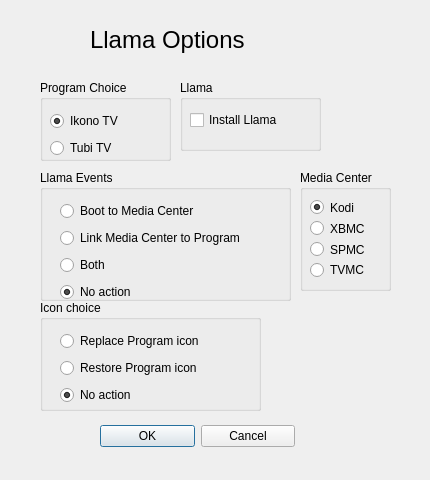
Above: llamadialog.ui from kbrack1/adbFire before the change. Below: the same form after it.
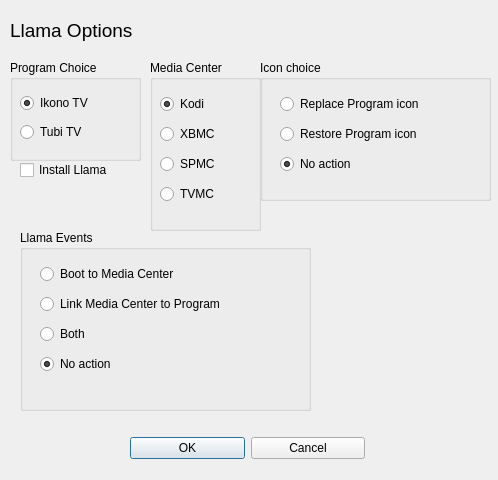
That is the form after the change.

```diff
--- a/llamadialog.ui
+++ b/llamadialog.ui
@@ -6,7 +6,7 @@
    <rect>
     <x>0</x>
     <y>0</y>
-    <width>430</width>
+    <width>498</width>
     <height>480</height>
    </rect>
   </property>
@@ -16,23 +16,23 @@
   <widget class="QLabel" name="label">
    <property name="geometry">
     <rect>
-     <x>90</x>
-     <y>20</y>
-     <width>201</width>
+     <x>10</x>
+     <y>10</y>
+     <width>251</width>
      <height>41</height>
     </rect>
    </property>
    <property name="text">
-    <string>&lt;html&gt;&lt;head/&gt;&lt;body&gt;&lt;p&gt;&lt;span style=&quot; font-size:18pt;&quot;&gt;Llama Options&lt;/span&gt;&lt;/p&gt;&lt;/body&gt;&lt;/html&gt;</string>
+    <string>&lt;html&gt;&lt;head/&gt;&lt;body&gt;&lt;p&gt;&lt;span style=&quot; font-size:14pt;&quot;&gt;Llama Options&lt;/span&gt;&lt;/p&gt;&lt;/body&gt;&lt;/html&gt;</string>
    </property>
   </widget>
   <widget class="QGroupBox" name="groupBox">
    <property name="geometry">
     <rect>
-     <x>40</x>
-     <y>170</y>
-     <width>251</width>
-     <height>131</height>
+     <x>20</x>
+     <y>230</y>
+     <width>291</width>
+     <height>181</height>
     </rect>
    </property>
    <property name="title">
@@ -43,8 +43,8 @@
      <rect>
       <x>20</x>
       <y>30</y>
-      <width>211</width>
-      <height>103</height>
+      <width>246</width>
+      <height>121</height>
      </rect>
     </property>
     <layout class="QVBoxLayout" name="verticalLayout">
@@ -103,71 +103,13 @@
     </layout>
    </widget>
   </widget>
-  <widget class="QGroupBox" name="groupBox_2">
-   <property name="geometry">
-    <rect>
-     <x>40</x>
-     <y>300</y>
-     <width>221</width>
-     <height>111</height>
-    </rect>
-   </property>
-   <property name="title">
-    <string>Icon choice</string>
-   </property>
-   <widget class="QWidget" name="layoutWidget">
-    <property name="geometry">
-     <rect>
-      <x>20</x>
-      <y>30</y>
-      <width>167</width>
-      <height>76</height>
-     </rect>
-    </property>
-    <layout class="QVBoxLayout" name="verticalLayout_2">
-     <item>
-      <widget class="QRadioButton" name="ctvradio1">
-       <property name="toolTip">
-        <string>&lt;html&gt;&lt;head/&gt;&lt;body&gt;&lt;p&gt;The icon for your Program Choice will be replaced by the icon of your media center.&lt;/p&gt;&lt;/body&gt;&lt;/html&gt;</string>
-       </property>
-       <property name="text">
-        <string>Replace Program icon </string>
-       </property>
-      </widget>
-     </item>
-     <item>
-      <widget class="QRadioButton" name="ctvradio2">
-       <property name="toolTip">
-        <string>&lt;html&gt;&lt;head/&gt;&lt;body&gt;&lt;p&gt;Restore the default icon for the Program Choice above.&lt;/p&gt;&lt;/body&gt;&lt;/html&gt;</string>
-       </property>
-       <property name="text">
-        <string>Restore Program icon</string>
-       </property>
-      </widget>
-     </item>
-     <item>
-      <widget class="QRadioButton" name="ctvradio3">
-       <property name="toolTip">
-        <string>&lt;html&gt;&lt;head/&gt;&lt;body&gt;&lt;p&gt;Do nothing &lt;/p&gt;&lt;/body&gt;&lt;/html&gt;</string>
-       </property>
-       <property name="text">
-        <string>No action</string>
-       </property>
-       <property name="checked">
-        <bool>true</bool>
-       </property>
-      </widget>
-     </item>
-    </layout>
-   </widget>
-  </widget>
   <widget class="QGroupBox" name="groupBox_3">
    <property name="geometry">
     <rect>
-     <x>40</x>
-     <y>80</y>
+     <x>10</x>
+     <y>60</y>
      <width>131</width>
-     <height>81</height>
+     <height>101</height>
     </rect>
    </property>
    <property name="title">
@@ -178,8 +120,8 @@
      <rect>
       <x>10</x>
       <y>30</y>
-      <width>91</width>
-      <height>49</height>
+      <width>101</width>
+      <height>57</height>
      </rect>
     </property>
     <layout class="QVBoxLayout" name="verticalLayout_3">
@@ -209,42 +151,13 @@
     </layout>
    </widget>
   </widget>
-  <widget class="QGroupBox" name="groupBox_4">
-   <property name="geometry">
-    <rect>
-     <x>180</x>
-     <y>80</y>
-     <width>141</width>
-     <height>71</height>
-    </rect>
-   </property>
-   <property name="title">
-    <string>Llama</string>
-   </property>
-   <widget class="QCheckBox" name="llamacheckBox">
-    <property name="geometry">
-     <rect>
-      <x>10</x>
-      <y>30</y>
-      <width>101</width>
-      <height>20</height>
-     </rect>
-    </property>
-    <property name="toolTip">
-     <string>&lt;html&gt;&lt;head/&gt;&lt;body&gt;&lt;p&gt;Install Llama&lt;/p&gt;&lt;/body&gt;&lt;/html&gt;</string>
-    </property>
-    <property name="text">
-     <string>Install Llama</string>
-    </property>
-   </widget>
-  </widget>
   <widget class="QGroupBox" name="groupBox_5">
    <property name="geometry">
     <rect>
-     <x>300</x>
-     <y>170</y>
-     <width>91</width>
-     <height>121</height>
+     <x>150</x>
+     <y>60</y>
+     <width>111</width>
+     <height>171</height>
     </rect>
    </property>
    <property name="title">
@@ -255,8 +168,8 @@
      <rect>
       <x>10</x>
       <y>30</y>
-      <width>66</width>
-      <height>77</height>
+      <width>77</width>
+      <height>121</height>
      </rect>
     </property>
     <layout class="QVBoxLayout" name="verticalLayout_4">
@@ -309,10 +222,10 @@
   <widget class="QWidget" name="layoutWidget">
    <property name="geometry">
     <rect>
-     <x>100</x>
-     <y>420</y>
-     <width>195</width>
-     <height>32</height>
+     <x>130</x>
+     <y>430</y>
+     <width>235</width>
+     <height>36</height>
     </rect>
    </property>
    <layout class="QHBoxLayout" name="horizontalLayout">
@@ -338,6 +251,80 @@
     </item>
    </layout>
   </widget>
+  <widget class="QGroupBox" name="groupBox_2">
+   <property name="geometry">
+    <rect>
+     <x>260</x>
+     <y>60</y>
+     <width>231</width>
+     <height>141</height>
+    </rect>
+   </property>
+   <property name="title">
+    <string>Icon choice</string>
+   </property>
+   <widget class="QWidget" name="layoutWidget">
+    <property name="geometry">
+     <rect>
+      <x>20</x>
+      <y>30</y>
+      <width>194</width>
+      <height>89</height>
+     </rect>
+    </property>
+    <layout class="QVBoxLayout" name="verticalLayout_2">
+     <item>
+      <widget class="QRadioButton" name="ctvradio1">
+       <property name="toolTip">
+        <string>&lt;html&gt;&lt;head/&gt;&lt;body&gt;&lt;p&gt;The icon for your Program Choice will be replaced by the icon of your media center.&lt;/p&gt;&lt;/body&gt;&lt;/html&gt;</string>
+       </property>
+       <property name="text">
+        <string>Replace Program icon </string>
+       </property>
+      </widget>
+     </item>
+     <item>
+      <widget class="QRadioButton" name="ctvradio2">
+       <property name="toolTip">
+        <string>&lt;html&gt;&lt;head/&gt;&lt;body&gt;&lt;p&gt;Restore the default icon for the Program Choice above.&lt;/p&gt;&lt;/body&gt;&lt;/html&gt;</string>
+       </property>
+       <property name="text">
+        <string>Restore Program icon</string>
+       </property>
+      </widget>
+     </item>
+     <item>
+      <widget class="QRadioButton" name="ctvradio3">
+       <property name="toolTip">
+        <string>&lt;html&gt;&lt;head/&gt;&lt;body&gt;&lt;p&gt;Do nothing &lt;/p&gt;&lt;/body&gt;&lt;/html&gt;</string>
+       </property>
+       <property name="text">
+        <string>No action</string>
+       </property>
+       <property name="checked">
+        <bool>true</bool>
+       </property>
+      </widget>
+     </item>
+    </layout>
+   </widget>
+  </widget>
+  <widget class="QCheckBox" name="llamacheckBox">
+   <property name="geometry">
+    <rect>
+     <x>20</x>
+     <y>160</y>
+     <width>121</width>
+     <height>20</height>
+    </rect>
+   </property>
+   <property name="toolTip">
+    <string>&lt;html&gt;&lt;head/&gt;&lt;body&gt;&lt;p&gt;Install Llama&lt;/p&gt;&lt;/body&gt;&lt;/html&gt;</string>
+   </property>
+   <property name="text">
+    <string>Install Llama</string>
+   </property>
+  </widget>
  </widget>
  <resources/>
  <connections>
```
